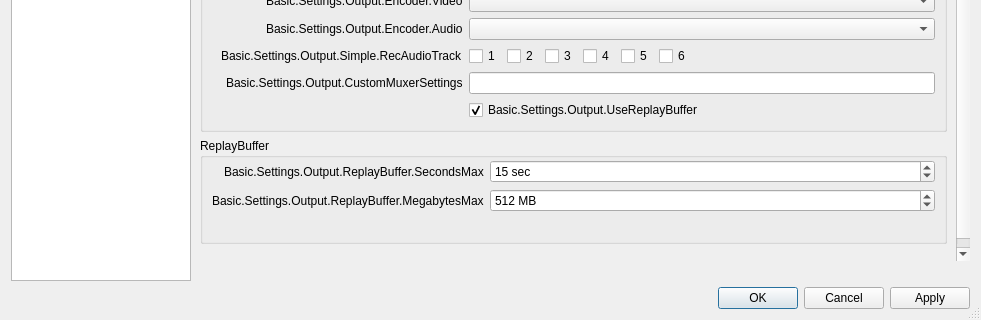
obsproject/obs-studio, file UI/forms/OBSBasicSettings.ui: the form before one commit; both pictures show x 0 to 981 and y 410 to 730 of the 981 by 730 pixel window.
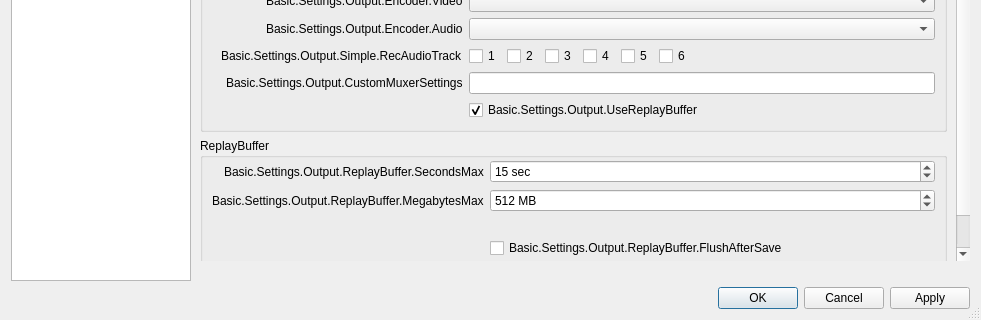
The form after the commit. The open tabs and pages were chosen to show the change. Icons and pictures are not drawn. Custom widgets are drawn as their Qt base class.

Commit message: Add replay buffer flush option

The edit to the form file:
```diff
--- a/UI/forms/OBSBasicSettings.ui
+++ b/UI/forms/OBSBasicSettings.ui
@@ -2252,6 +2252,13 @@
                          </property>
                         </widget>
                        </item>
+                       <item row="3" column="1">
+                        <widget class="QCheckBox" name="simpleRBFlush">
+                         <property name="text">
+                          <string>Basic.Settings.Output.ReplayBuffer.FlushAfterSave</string>
+                         </property>
+                        </widget>
+                       </item>
                       </layout>
                      </widget>
                     </item>
```
Left out of the diff: 9 changed lines with no effect on the pictures. The commit also changes 6 other files.
